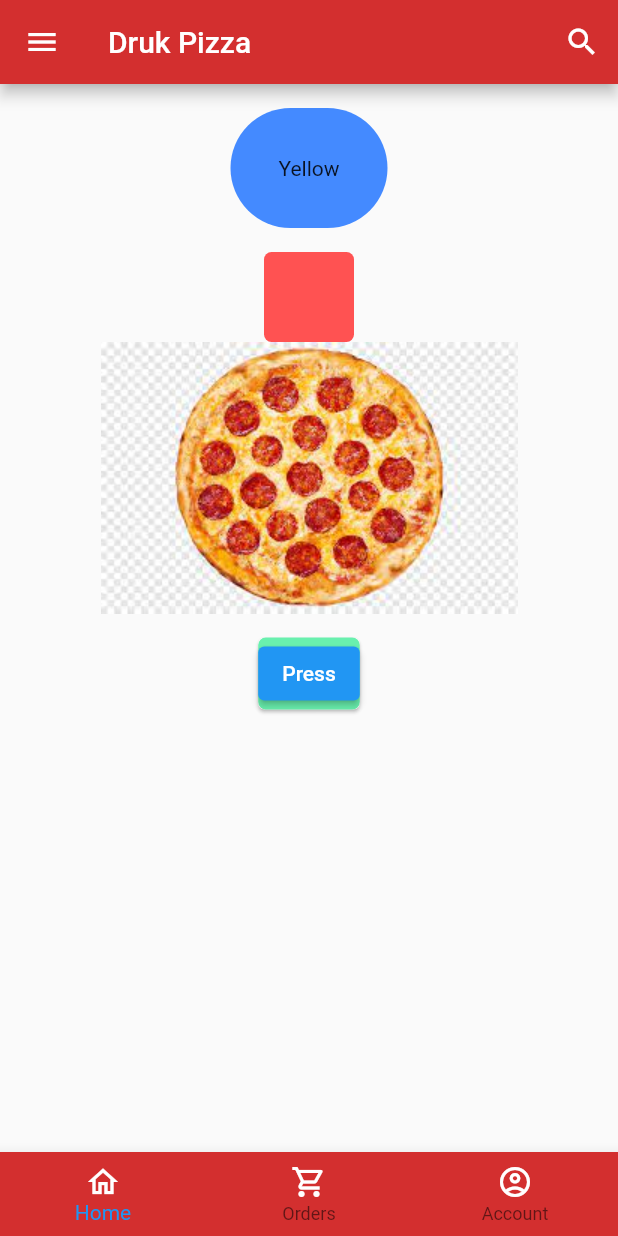
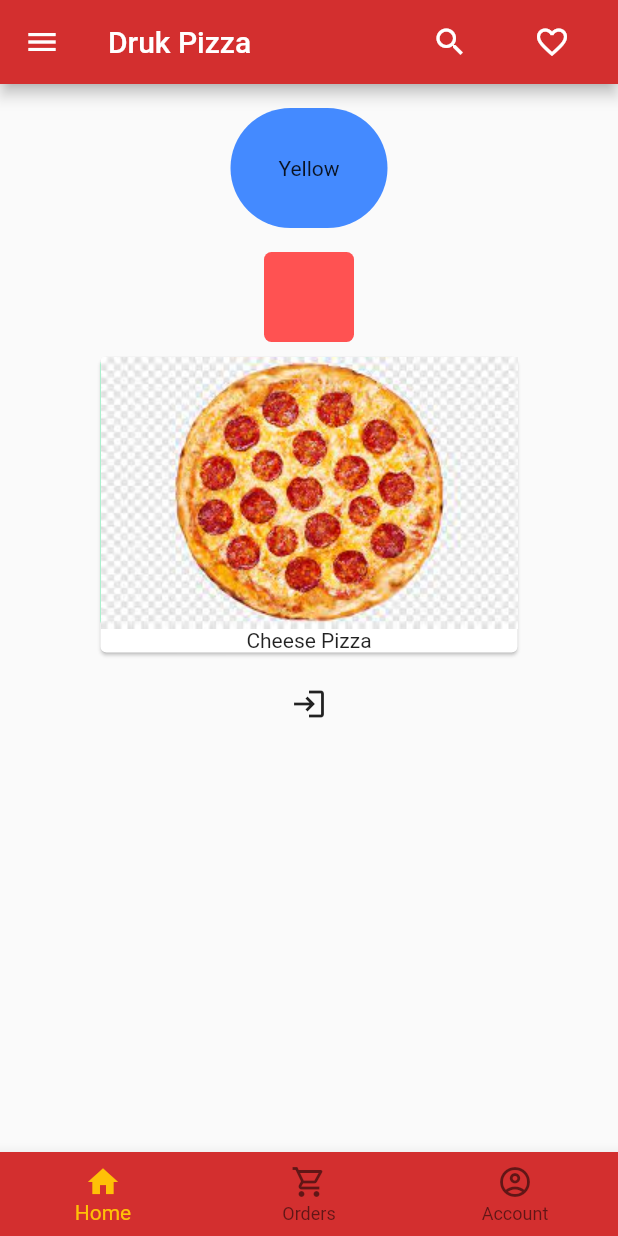
Before and after one commit to Thukten-Norbu999/druk_pizza, a Flutter app: the screen it shows after launch, on a phone screen of 412 x 824 dp. Run offline on Flutter 3.47's test engine with Material 2 defaults, Android fonts, the phone set to English and light mode, and no system bars.

Commit message:
Many Changes

```diff
--- a/lib/main.dart
+++ b/lib/main.dart
@@ -1,4 +1,5 @@
 import 'package:flutter/material.dart';
+import 'screens/home.dart';
 
 void main() {
   runApp(
@@ -12,130 +13,3 @@
     ),
   );
 }
-
-class HomePage extends StatefulWidget {
-  const HomePage({Key? key}) : super(key: key);
-
-  @override
-  State<HomePage> createState() => _HomePageState();
-}
-
-class _HomePageState extends State<HomePage> {
-  @override
-  Widget build(BuildContext context) {
-    return Scaffold(
-      appBar: AppBar(
-        leading: const Icon(
-          Icons.menu,
-          semanticLabel: 'Menu',
-        ),
-        shadowColor: Colors.black,
-        actions: <Widget>[
-          IconButton(
-            tooltip: 'Search',
-            icon: const Icon(Icons.search),
-            onPressed: () {},
-          ),
-        ],
-        backgroundColor: Colors.red.shade700,
-        title: const Text('Druk Pizza'),
-      ),
-
-      //body
-      body: SafeArea(
-        child: SizedBox(
-          width: double.infinity,
-          height: double.infinity,
-          child: Container(
-            child: Column(
-              crossAxisAlignment: CrossAxisAlignment.center,
-              children: [
-                Container(
-                  margin: EdgeInsets.all(16),
-                  padding: EdgeInsets.all(32),
-                  decoration: BoxDecoration(
-                    borderRadius: BorderRadius.circular(50),
-                    color: Colors.blueAccent,
-                  ),
-                  child: const Text('Yellow'),
-                ),
-                SizedBox(
-                  height: 60,
-                  width: 60,
-                  child: Container(
-                    decoration: BoxDecoration(
-                      borderRadius: BorderRadius.circular(5),
-                      color: Colors.redAccent,
-                    ),
-                  ),
-                ),
-                Image.asset('images/download.jpg'),
-                Card(
-                  margin: EdgeInsets.all(16),
-                  child: Container(
-                    decoration: BoxDecoration(
-                      color: Colors.greenAccent,
-                      borderRadius: BorderRadius.circular(5),
-                    ),
-                    child: ElevatedButton(
-                      onPressed: () {},
-                      child: Text('Press'),
-                    ),
-                  ),
-                ),
-              ],
-            ),
-          ),
-        ),
-      ),
-
-      //Nav
-      bottomNavigationBar: BottomNavigationBar(
-        backgroundColor: Colors.red.shade700,
-        items: const [
-          BottomNavigationBarItem(
-            icon: Icon(
-              Icons.home_outlined,
-              color: Colors.white,
-            ),
-            label: 'Home',
-          ),
-          BottomNavigationBarItem(
-            icon: Icon(Icons.shopping_cart_outlined, color: Colors.white),
-            label: 'Orders',
-          ),
-          BottomNavigationBarItem(
-            icon: Icon(
-              Icons.account_circle_outlined,
-              color: Colors.white,
-            ),
-            label: 'Account',
-          ),
-        ],
-      ),
-    );
-  }
-}
-
-class Orders extends StatelessWidget {
-  const Orders({Key? key}) : super(key: key);
-
-  @override
-  Widget build(BuildContext context) {
-    return Scaffold(
-      body: SafeArea(
-        child: Center(
-          child: Scrollbar(
-            child: Column(
-              children: [
-                Container(
-                  child: Card(color: Colors.blue),
-                )
-              ],
-            ),
-          ),
-        ),
-      ),
-    );
-  }
-}
--- /dev/null
+++ b/lib/screens/home.dart
@@ -0,0 +1,191 @@
+import 'package:flutter/material.dart';
+import 'authentication.dart';
+
+class HomePage extends StatefulWidget {
+  const HomePage({Key? key}) : super(key: key);
+
+  @override
+  State<HomePage> createState() => _HomePageState();
+}
+
+class _HomePageState extends State<HomePage> {
+  int index = 0;
+  @override
+  Widget build(BuildContext context) {
+    return Scaffold(
+      appBar: AppBar(
+        leading: MaterialButton(
+          child: const Icon(
+            Icons.menu,
+            color: Colors.white,
+          ),
+          onPressed: () {},
+        ),
+        shadowColor: Colors.black,
+        actions: <Widget>[
+          IconButton(
+            tooltip: 'Search',
+            icon: const Icon(Icons.search),
+            onPressed: () {},
+          ),
+          MaterialButton(
+            onPressed: () {
+              setState(
+                () {
+                  Navigator.push(
+                    context,
+                    MaterialPageRoute(
+                      builder: ((context) => const Favorite()),
+                    ),
+                  );
+                },
+              );
+            },
+            child: const Icon(
+              Icons.favorite_border,
+              color: Colors.white,
+            ),
+          ),
+        ],
+        backgroundColor: Colors.red.shade700,
+        title: const Text('Druk Pizza'),
+      ),
+
+      //body
+      body: SafeArea(
+        child: SizedBox(
+          width: double.infinity,
+          height: double.infinity,
+          child: Column(
+            crossAxisAlignment: CrossAxisAlignment.center,
+            children: [
+              Container(
+                margin: const EdgeInsets.all(16),
+                padding: const EdgeInsets.all(32),
+                decoration: BoxDecoration(
+                  borderRadius: BorderRadius.circular(50),
+                  color: Colors.blueAccent,
+                ),
+                child: const Text('Yellow'),
+              ),
+              SizedBox(
+                height: 60,
+                width: 60,
+                child: Container(
+                  decoration: BoxDecoration(
+                    borderRadius: BorderRadius.circular(5),
+                    color: Colors.redAccent,
+                  ),
+                ),
+              ),
+              Card(
+                margin: const EdgeInsets.all(10),
+                child: Column(
+                  children: [
+                    Container(
+                      child: Image.asset('images/download.jpg'),
+                      decoration: BoxDecoration(
+                        color: Colors.greenAccent,
+                        borderRadius: BorderRadius.circular(5),
+                      ),
+                    ),
+                    const Text('Cheese Pizza')
+                  ],
+                ),
+              ),
+              MaterialButton(
+                child: const Icon(Icons.login),
+                onPressed: () {
+                  setState(() {
+                    Navigator.push(
+                      context,
+                      MaterialPageRoute(builder: (context) => const Login()),
+                    );
+                  });
+                },
+              ),
+            ],
+          ),
+        ),
+      ),
+
+      //Nav
+      bottomNavigationBar: BottomNavigationBar(
+        selectedItemColor: Colors.amber,
+        currentIndex: index,
+        onTap: (i) {
+          setState(() => index = i);
+        },
+        backgroundColor: Colors.red.shade700,
+        items: const [
+          BottomNavigationBarItem(
+            icon: Icon(
+              Icons.home_outlined,
+            ),
+            activeIcon: Icon(Icons.home),
+            label: 'Home',
+          ),
+          BottomNavigationBarItem(
+            icon: Icon(
+              Icons.shopping_cart_outlined,
+            ),
+            activeIcon: Icon(
+              Icons.shopping_cart,
+            ),
+            label: 'Orders',
+          ),
+          BottomNavigationBarItem(
+            icon: Icon(
+              Icons.account_circle_outlined,
+            ),
+            activeIcon: Icon(Icons.account_circle),
+            label: 'Account',
+          ),
+        ],
+      ),
+    );
+  }
+}
+
+class Orders extends StatefulWidget {
+  const Orders({Key? key}) : super(key: key);
+
+  @override
+  State<Orders> createState() => _OrdersState();
+}
+
+class _OrdersState extends State<Orders> {
+  @override
+  Widget build(BuildContext context) {
+    return Scaffold(
+      appBar: AppBar(),
+      body: SafeArea(
+        child: Center(
+          child: Scrollbar(
+            child: Column(
+              children: const [Card(color: Colors.blue)],
+            ),
+          ),
+        ),
+      ),
+    );
+  }
+}
+
+//Favorite
+
+class Favorite extends StatefulWidget {
+  const Favorite({Key? key}) : super(key: key);
+
+  @override
+  State<Favorite> createState() => _FavoriteState();
+}
+
+class _FavoriteState extends State<Favorite> {
+  @override
+  Widget build(BuildContext context) {
+    return Scaffold(
+      appBar: AppBar(),
+    );
+  }
+}
```
Also changed, not shown: lib/screens/authentication.dart (added, +219 -0 lines), lib/screens/login.dart (deleted, +0 -21 lines), pubspec.yaml (+3 -11 lines).
